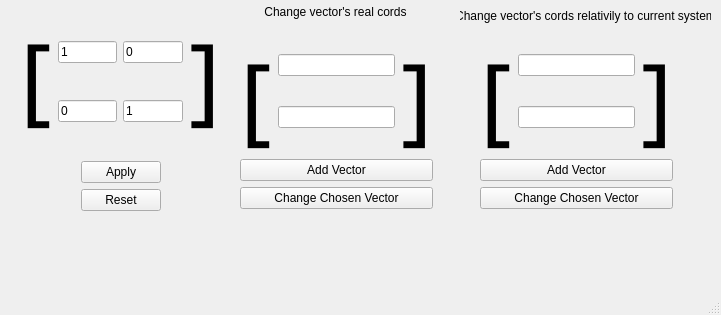
Before: the Qt Designer form main_window.ui in Dmitry315/LinearAlgebraViewer, drawn with Qt 5.
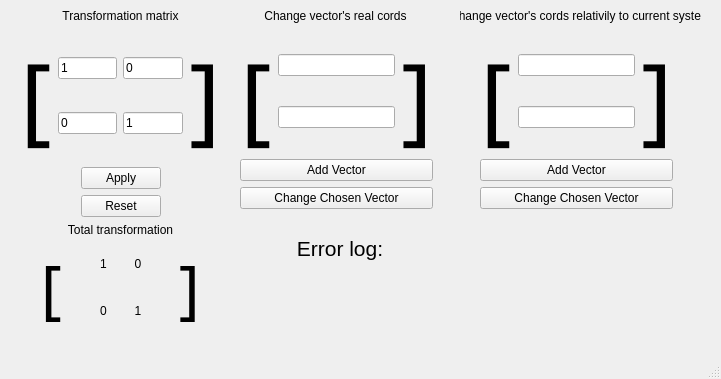
After: the same form once the commit is applied.

Commit message: now you can apply more then one transformation, and see total matrix(multiplication of them)

```diff
--- a/main_window.ui
+++ b/main_window.ui
@@ -7,7 +7,7 @@
     <x>0</x>
     <y>0</y>
     <width>721</width>
-    <height>315</height>
+    <height>379</height>
    </rect>
   </property>
   <property name="windowTitle">
@@ -18,12 +18,59 @@
     <property name="geometry">
      <rect>
       <x>20</x>
-      <y>10</y>
+      <y>30</y>
       <width>201</width>
-      <height>201</height>
+      <height>301</height>
      </rect>
     </property>
     <layout class="QGridLayout" name="gridLayout_2">
+     <item row="5" column="0">
+      <widget class="QLabel" name="label_12">
+       <property name="text">
+        <string>Total transformation</string>
+       </property>
+       <property name="alignment">
+        <set>Qt::AlignCenter</set>
+       </property>
+      </widget>
+     </item>
+     <item row="4" column="0">
+      <layout class="QHBoxLayout" name="horizontalLayout_3">
+       <item>
+        <spacer name="horizontalSpacer_3">
+         <property name="orientation">
+          <enum>Qt::Horizontal</enum>
+         </property>
+         <property name="sizeHint" stdset="0">
+          <size>
+           <width>40</width>
+           <height>20</height>
+          </size>
+         </property>
+        </spacer>
+       </item>
+       <item>
+        <widget class="QPushButton" name="ResetButton">
+         <property name="text">
+          <string>Reset</string>
+         </property>
+        </widget>
+       </item>
+       <item>
+        <spacer name="horizontalSpacer_4">
+         <property name="orientation">
+          <enum>Qt::Horizontal</enum>
+         </property>
+         <property name="sizeHint" stdset="0">
+          <size>
+           <width>40</width>
+           <height>20</height>
+          </size>
+         </property>
+        </spacer>
+       </item>
+      </layout>
+     </item>
      <item row="0" column="0">
       <layout class="QHBoxLayout" name="horizontalLayout">
        <item>
@@ -92,43 +139,6 @@
        </item>
       </layout>
      </item>
-     <item row="4" column="0">
-      <layout class="QHBoxLayout" name="horizontalLayout_3">
-       <item>
-        <spacer name="horizontalSpacer_3">
-         <property name="orientation">
-          <enum>Qt::Horizontal</enum>
-         </property>
-         <property name="sizeHint" stdset="0">
-          <size>
-           <width>40</width>
-           <height>20</height>
-          </size>
-         </property>
-        </spacer>
-       </item>
-       <item>
-        <widget class="QPushButton" name="ResetButton">
-         <property name="text">
-          <string>Reset</string>
-         </property>
-        </widget>
-       </item>
-       <item>
-        <spacer name="horizontalSpacer_4">
-         <property name="orientation">
-          <enum>Qt::Horizontal</enum>
-         </property>
-         <property name="sizeHint" stdset="0">
-          <size>
-           <width>40</width>
-           <height>20</height>
-          </size>
-         </property>
-        </spacer>
-       </item>
-      </layout>
-     </item>
      <item row="1" column="0">
       <layout class="QHBoxLayout" name="horizontalLayout_2">
        <item>
@@ -166,6 +176,86 @@
        </item>
       </layout>
      </item>
+     <item row="6" column="0">
+      <layout class="QHBoxLayout" name="horizontalLayout_4">
+       <item>
+        <widget class="QLabel" name="label_9">
+         <property name="font">
+          <font>
+           <family>Candara Light</family>
+           <pointsize>48</pointsize>
+          </font>
+         </property>
+         <property name="text">
+          <string>[</string>
+         </property>
+         <property name="alignment">
+          <set>Qt::AlignHCenter|Qt::AlignTop</set>
+         </property>
+        </widget>
+       </item>
+       <item>
+        <layout class="QGridLayout" name="gridLayout_9">
+         <item row="1" column="0">
+          <widget class="QLabel" name="current_cords00">
+           <property name="text">
+            <string>1</string>
+           </property>
+           <property name="alignment">
+            <set>Qt::AlignCenter</set>
+           </property>
+          </widget>
+         </item>
+         <item row="1" column="1">
+          <widget class="QLabel" name="current_cords01">
+           <property name="text">
+            <string>0</string>
+           </property>
+           <property name="alignment">
+            <set>Qt::AlignCenter</set>
+           </property>
+          </widget>
+         </item>
+         <item row="2" column="1">
+          <widget class="QLabel" name="current_cords11">
+           <property name="text">
+            <string>1</string>
+           </property>
+           <property name="alignment">
+            <set>Qt::AlignCenter</set>
+           </property>
+          </widget>
+         </item>
+         <item row="2" column="0">
+          <widget class="QLabel" name="current_cords10">
+           <property name="text">
+            <string>0</string>
+           </property>
+           <property name="alignment">
+            <set>Qt::AlignCenter</set>
+           </property>
+          </widget>
+         </item>
+        </layout>
+       </item>
+       <item>
+        <widget class="QLabel" name="label_10">
+         <property name="font">
+          <font>
+           <family>Candara Light</family>
+           <pointsize>48</pointsize>
+          </font>
+         </property>
+         <property name="text">
+          <string>]</string>
+         </property>
+         <property name="alignment">
+          <set>Qt::AlignHCenter|Qt::AlignTop</set>
+         </property>
+        </widget>
+       </item>
+      </layout>
+     </item>
     </layout>
    </widget>
    <widget class="QWidget" name="gridLayoutWidget_4">
@@ -178,13 +268,6 @@
      </rect>
     </property>
     <layout class="QGridLayout" name="gridLayout_5">
-     <item row="3" column="0">
-      <widget class="QPushButton" name="ChangeVectorRealCords">
-       <property name="text">
-        <string>Change Chosen Vector</string>
-       </property>
-      </widget>
-     </item>
      <item row="2" column="0">
       <widget class="QPushButton" name="AddVector">
        <property name="text">
@@ -238,31 +321,22 @@
        </item>
       </layout>
      </item>
+     <item row="3" column="0">
+      <widget class="QPushButton" name="ChangeVectorRealCords">
+       <property name="text">
+        <string>Change Chosen Vector</string>
+       </property>
+      </widget>
+     </item>
     </layout>
    </widget>
-   <widget class="QLabel" name="ErrorLog">
-    <property name="geometry">
-     <rect>
-      <x>260</x>
-      <y>220</y>
-      <width>161</width>
-      <height>31</height>
-     </rect>
-    </property>
-    <property name="text">
-     <string/>
-    </property>
-    <property name="alignment">
-     <set>Qt::AlignCenter</set>
-    </property>
-   </widget>
    <widget class="QLabel" name="label_5">
     <property name="geometry">
      <rect>
       <x>240</x>
       <y>0</y>
       <width>191</width>
-      <height>23</height>
+      <height>31</height>
      </rect>
     </property>
     <property name="text">
@@ -277,7 +351,7 @@
      <rect>
       <x>460</x>
       <y>0</y>
-      <width>251</width>
+      <width>241</width>
       <height>31</height>
      </rect>
     </property>
@@ -360,6 +434,59 @@
      </item>
     </layout>
    </widget>
+   <widget class="QLabel" name="label_11">
+    <property name="geometry">
+     <rect>
+      <x>60</x>
+      <y>0</y>
+      <width>121</width>
+      <height>31</height>
+     </rect>
+    </property>
+    <property name="text">
+     <string>Transformation matrix</string>
+    </property>
+    <property name="alignment">
+     <set>Qt::AlignCenter</set>
+    </property>
+   </widget>
+   <widget class="QWidget" name="gridLayoutWidget">
+    <property name="geometry">
+     <rect>
+      <x>260</x>
+      <y>230</y>
+      <width>160</width>
+      <height>80</height>
+     </rect>
+    </property>
+    <layout class="QGridLayout" name="gridLayout_10">
+     <item row="0" column="0">
+      <widget class="QLabel" name="label_13">
+       <property name="font">
+        <font>
+         <pointsize>16</pointsize>
+        </font>
+       </property>
+       <property name="text">
+        <string>Error log:</string>
+       </property>
+       <property name="alignment">
+        <set>Qt::AlignCenter</set>
+       </property>
+      </widget>
+     </item>
+     <item row="1" column="0">
+      <widget class="QLabel" name="ErrorLog">
+       <property name="text">
+        <string/>
+       </property>
+       <property name="alignment">
+        <set>Qt::AlignCenter</set>
+       </property>
+      </widget>
+     </item>
+    </layout>
+   </widget>
   </widget>
   <widget class="QMenuBar" name="menubar">
    <property name="geometry">
```
The commit also changes 1 other file.
